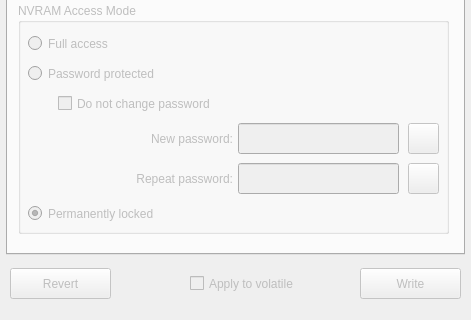
Before: the Qt Designer form src/configuratorwindow.ui in bloguetronica/mcp2210-conf, drawn with Qt 5; both pictures show x 0 to 471 and y 291 to 611 of the 471 by 611 pixel window.
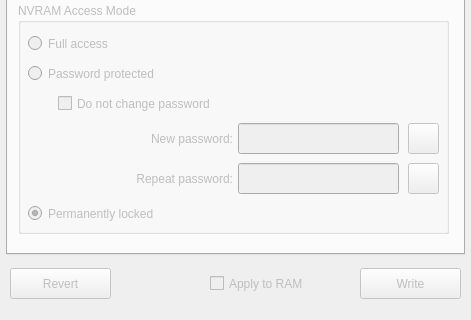
After: the same form once the commit is applied. Icons and pictures are not drawn.

Patch:
```diff
--- a/src/configuratorwindow.ui
+++ b/src/configuratorwindow.ui
@@ -1261,14 +1261,14 @@
     </property>
     <property name="geometry">
      <rect>
-      <x>190</x>
+      <x>210</x>
       <y>545</y>
-      <width>161</width>
+      <width>141</width>
       <height>21</height>
      </rect>
     </property>
     <property name="text">
-     <string>Apply to volatile</string>
+     <string>Apply to RAM</string>
     </property>
    </widget>
   </widget>
```
Left out of the diff: 2 changed lines with no effect on the pictures.
